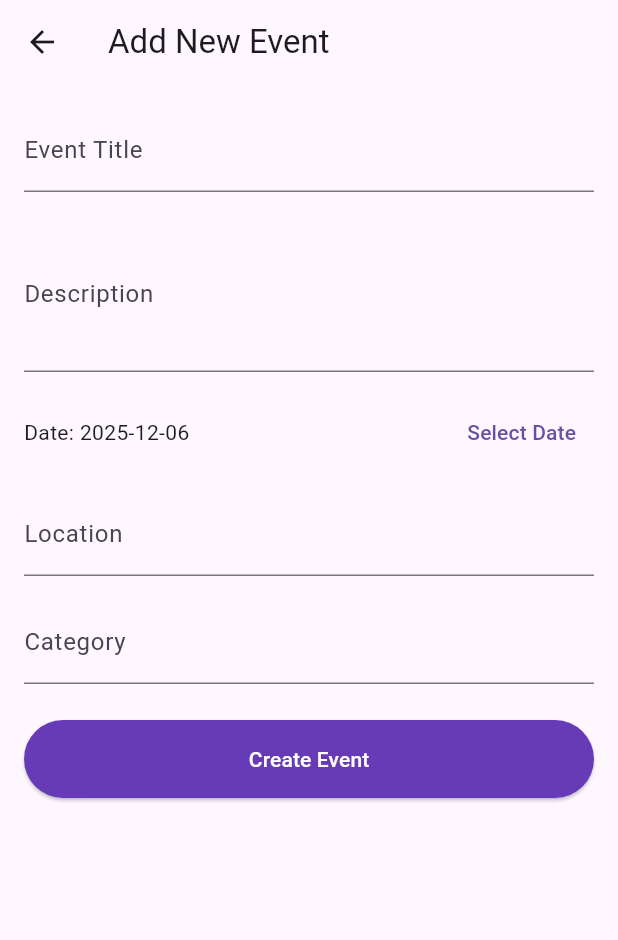
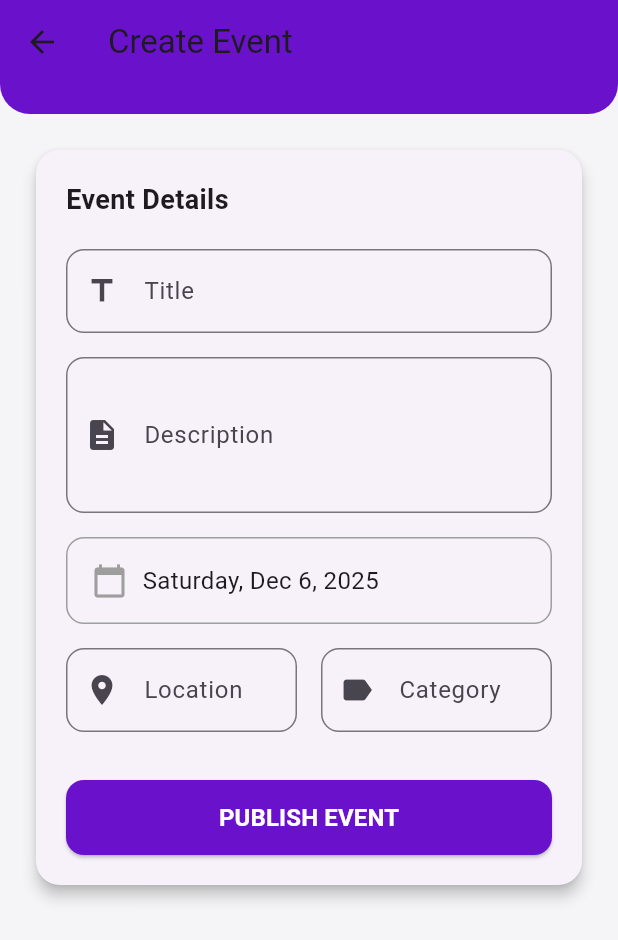
Before and after one commit to Muhammad-Bilal-03/campus_event_companion, a Flutter app: the AddEventScreen screen opened directly, on a phone screen of 412 x 824 dp. Shown: the top 940 px of the screen. Run offline on Flutter 3.47's test engine with Material 3 defaults, Android fonts, the light colour scheme and no system bars; our stand-ins replace hive, hive_flutter; accounts and stored records are empty.

Commit message:
UI Upgrade: Improved Add Event screen with cleaner form

```diff
--- a/lib/screens/add_event_screen.dart
+++ b/lib/screens/add_event_screen.dart
@@ -42,6 +42,18 @@ class _AddEventScreenState extends State<AddEventScreen> {
       initialDate: _selectedDate,
       firstDate: DateTime.now(),
       lastDate: DateTime(2030),
+      builder: (context, child) {
+        return Theme(
+          data: Theme.of(context).copyWith(
+            colorScheme: const ColorScheme.light(
+              primary: Color(0xFF6A11CB),
+              onPrimary: Colors.white,
+              onSurface: Colors.black,
+            ),
+          ),
+          child: child!,
+        );
+      },
     );
     if (picked != null) {
       setState(() => _selectedDate = picked);
@@ -51,65 +63,164 @@ class _AddEventScreenState extends State<AddEventScreen> {
   @override
   Widget build(BuildContext context) {
     return Scaffold(
-      appBar: AppBar(title: const Text('Add New Event')),
-      body: Padding(
-        padding: const EdgeInsets.all(16.0),
+      backgroundColor: const Color(0xFFF5F5F7),
+      appBar: AppBar(
+        title: const Text('Create Event'),
+        backgroundColor: const Color(0xFF6A11CB),
+        elevation: 0,
+      ),
+      body: SingleChildScrollView(
+        child: Column(
+          children: [
+            Container(
+              width: double.infinity,
+              height: 20,
+              decoration: const BoxDecoration(
+                color: Color(0xFF6A11CB),
+                borderRadius: BorderRadius.only(
+                  bottomLeft: Radius.circular(30),
+                  bottomRight: Radius.circular(30),
+                ),
+              ),
+            ),
+            Padding(
+              padding: const EdgeInsets.all(20.0),
+              child: Card(
+                elevation: 4,
+                shape: RoundedRectangleBorder(
+                  borderRadius: BorderRadius.circular(16),
+                ),
+                child: Padding(
+                  padding: const EdgeInsets.all(20.0),
                   child: Form(
                     key: _formKey,
-          child: ListView(
+                    child: Column(
+                      crossAxisAlignment: CrossAxisAlignment.start,
                       children: [
+                        const Text(
+                          'Event Details',
+                          style: TextStyle(
+                            fontSize: 18,
+                            fontWeight: FontWeight.bold,
+                          ),
+                        ),
+                        const SizedBox(height: 20),
                         TextFormField(
                           controller: _titleController,
-                decoration: const InputDecoration(labelText: 'Event Title'),
+                          decoration: InputDecoration(
+                            labelText: 'Title',
+                            border: OutlineInputBorder(
+                              borderRadius: BorderRadius.circular(12),
+                            ),
+                            prefixIcon: const Icon(Icons.title),
+                          ),
                           validator: (v) => v!.isEmpty ? 'Required' : null,
                         ),
                         const SizedBox(height: 16),
                         TextFormField(
                           controller: _descController,
-                decoration: const InputDecoration(labelText: 'Description'),
                           maxLines: 3,
+                          decoration: InputDecoration(
+                            labelText: 'Description',
+                            border: OutlineInputBorder(
+                              borderRadius: BorderRadius.circular(12),
+                            ),
+                            prefixIcon: const Icon(Icons.description),
+                          ),
                           validator: (v) => v!.isEmpty ? 'Required' : null,
+                        ),
+                        const SizedBox(height: 16),
+                        InkWell(
+                          onTap: _pickDate,
+                          borderRadius: BorderRadius.circular(12),
+                          child: Container(
+                            padding: const EdgeInsets.all(16),
+                            decoration: BoxDecoration(
+                              border: Border.all(color: Colors.grey),
+                              borderRadius: BorderRadius.circular(12),
+                            ),
+                            child: Row(
+                              children: [
+                                const Icon(
+                                  Icons.calendar_today,
+                                  color: Colors.grey,
+                                ),
+                                const SizedBox(width: 10),
+                                Text(
+                                  DateFormat(
+                                    'EEEE, MMM d, yyyy',
+                                  ).format(_selectedDate),
+                                  style: const TextStyle(fontSize: 16),
+                                ),
+                              ],
+                            ),
+                          ),
                         ),
                         const SizedBox(height: 16),
                         Row(
                           children: [
                             Expanded(
-                    child: Text(
-                      'Date: ${DateFormat('yyyy-MM-dd').format(_selectedDate)}',
+                              child: TextFormField(
+                                controller: _locationController,
+                                decoration: InputDecoration(
+                                  labelText: 'Location',
+                                  border: OutlineInputBorder(
+                                    borderRadius: BorderRadius.circular(12),
+                                  ),
+                                  prefixIcon: const Icon(Icons.location_on),
+                                ),
+                                validator: (v) =>
+                                    v!.isEmpty ? 'Required' : null,
                               ),
                             ),
-                  TextButton(
-                    onPressed: _pickDate,
-                    child: const Text('Select Date'),
+                            const SizedBox(width: 16),
+                            Expanded(
+                              child: TextFormField(
+                                controller: _categoryController,
+                                decoration: InputDecoration(
+                                  labelText: 'Category',
+                                  border: OutlineInputBorder(
+                                    borderRadius: BorderRadius.circular(12),
+                                  ),
+                                  prefixIcon: const Icon(Icons.label),
+                                ),
+                                validator: (v) =>
+                                    v!.isEmpty ? 'Required' : null,
+                              ),
                             ),
                           ],
                         ),
-              const SizedBox(height: 16),
-              TextFormField(
-                controller: _locationController,
-                decoration: const InputDecoration(labelText: 'Location'),
-                validator: (v) => v!.isEmpty ? 'Required' : null,
-              ),
-              const SizedBox(height: 16),
-              TextFormField(
-                controller: _categoryController,
-                decoration: const InputDecoration(labelText: 'Category'),
-                validator: (v) => v!.isEmpty ? 'Required' : null,
-              ),
-              const SizedBox(height: 24),
-              ElevatedButton(
+                        const SizedBox(height: 32),
+                        SizedBox(
+                          width: double.infinity,
+                          height: 50,
+                          child: ElevatedButton(
                             onPressed: _submit,
                             style: ElevatedButton.styleFrom(
-                  backgroundColor: Colors.deepPurple,
+                              backgroundColor: const Color(0xFF6A11CB),
                               foregroundColor: Colors.white,
-                  padding: const EdgeInsets.all(16),
+                              shape: RoundedRectangleBorder(
+                                borderRadius: BorderRadius.circular(12),
                               ),
-                child: const Text('Create Event'),
+                            ),
+                            child: const Text(
+                              'PUBLISH EVENT',
+                              style: TextStyle(
+                                fontWeight: FontWeight.bold,
+                                fontSize: 16,
+                              ),
+                            ),
+                          ),
                         ),
                       ],
                     ),
                   ),
                 ),
+              ),
+            ),
+          ],
+        ),
+      ),
     );
   }
 }
```
Lines whose indentation alone changed are shown as unchanged.
